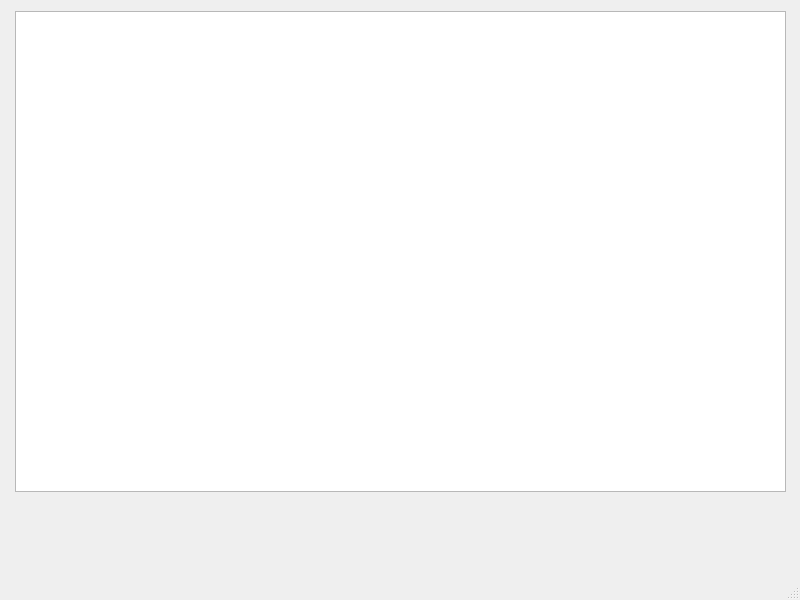
First picture: the form in model.ui, repository Vorlogg/ManagePasswords, before the edit.
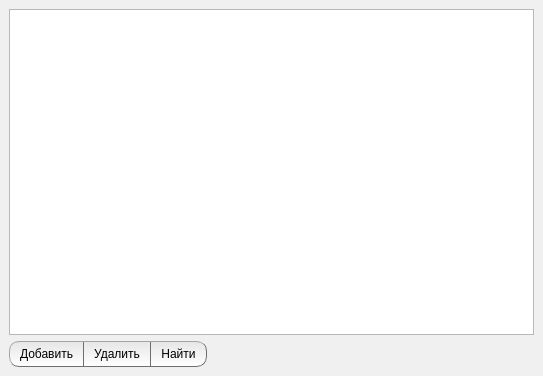
Second picture: the form after the edit.

The edit to the form file:
```diff
--- a/model.ui
+++ b/model.ui
@@ -6,36 +6,232 @@
    <rect>
     <x>0</x>
     <y>0</y>
-    <width>800</width>
-    <height>600</height>
+    <width>543</width>
+    <height>376</height>
    </rect>
   </property>
   <property name="windowTitle">
-   <string>MainWindow</string>
+   <string>Учет материалов</string>
+  </property>
+  <property name="styleSheet">
+   <string notr="true">QMainWindow {
+	background-color: rgb(240, 240, 240);
+}</string>
   </property>
   <widget class="QWidget" name="centralwidget">
-   <widget class="QTableWidget" name="tableWidget">
-    <property name="geometry">
-     <rect>
-      <x>15</x>
-      <y>11</y>
-      <width>771</width>
-      <height>481</height>
-     </rect>
-    </property>
-   </widget>
+   <layout class="QVBoxLayout" name="verticalLayout">
+    <item>
+     <widget class="QTableWidget" name="tableWidget">
+      <property name="minimumSize">
+       <size>
+        <width>0</width>
+        <height>0</height>
+       </size>
+      </property>
+      <property name="styleSheet">
+       <string notr="true">gridline-color: rgb(160, 160, 160);
+selection-background-color: rgb(230, 230, 230);
+selection-color: rgb(0, 0, 0);</string>
+      </property>
+      <property name="frameShape">
+       <enum>QFrame::StyledPanel</enum>
+      </property>
+      <property name="frameShadow">
+       <enum>QFrame::Plain</enum>
+      </property>
+      <property name="lineWidth">
+       <number>1</number>
+      </property>
+      <property name="midLineWidth">
+       <number>0</number>
+      </property>
+      <property name="gridStyle">
+       <enum>Qt::CustomDashLine</enum>
+      </property>
+      <property name="sortingEnabled">
+       <bool>false</bool>
+      </property>
+      <attribute name="horizontalHeaderVisible">
+       <bool>true</bool>
+      </attribute>
+      <attribute name="verticalHeaderVisible">
+       <bool>false</bool>
+      </attribute>
+     </widget>
+    </item>
+    <item>
+     <layout class="QHBoxLayout" name="horizontalLayout">
+      <property name="spacing">
+       <number>0</number>
+      </property>
+      <item>
+       <widget class="QPushButton" name="pushButton_1">
+        <property name="sizePolicy">
+         <sizepolicy hsizetype="Fixed" vsizetype="Fixed">
+          <horstretch>0</horstretch>
+          <verstretch>0</verstretch>
+         </sizepolicy>
+        </property>
+        <property name="minimumSize">
+         <size>
+          <width>0</width>
+          <height>0</height>
+         </size>
+        </property>
+        <property name="maximumSize">
+         <size>
+          <width>16777215</width>
+          <height>16777215</height>
+         </size>
+        </property>
+        <property name="cursor">
+         <cursorShape>PointingHandCursor</cursorShape>
+        </property>
+        <property name="styleSheet">
+         <string notr="true">QPushButton {
+	padding-top: 5px;
+	padding-bottom: 5px;
+	padding-left: 10px;
+	padding-right: 10px;
+    background-color:  qlineargradient(spread:pad, x1:1, y1:0, x2:1, y2:1, stop:0 rgba(230, 230, 230, 255), stop:1 rgba(255, 255, 255, 255));
+    border-style: outset;
+    border-top-left-radius: 10;
+    border-bottom-left-radius: 10;
+    border-width: 1px;
+    border-color: rgb(110, 110, 110);
+}
+
+QPushButton:hover {
+    background-color:rgb(220,220,220);
+ }
+
+QPushButton:pressed {
+    background-color:rgb(200,200,200);
+ }</string>
+        </property>
+        <property name="text">
+         <string>Добавить</string>
+        </property>
+       </widget>
+      </item>
+      <item>
+       <widget class="QPushButton" name="pushButton_2">
+        <property name="sizePolicy">
+         <sizepolicy hsizetype="Fixed" vsizetype="Fixed">
+          <horstretch>0</horstretch>
+          <verstretch>0</verstretch>
+         </sizepolicy>
+        </property>
+        <property name="minimumSize">
+         <size>
+          <width>0</width>
+          <height>0</height>
+         </size>
+        </property>
+        <property name="maximumSize">
+         <size>
+          <width>16777215</width>
+          <height>16777215</height>
+         </size>
+        </property>
+        <property name="cursor">
+         <cursorShape>PointingHandCursor</cursorShape>
+        </property>
+        <property name="styleSheet">
+         <string notr="true">QPushButton {
+	padding-top: 5px;
+	padding-bottom: 5px;
+	padding-left: 10px;
+	padding-right: 10px;
+    background-color:  qlineargradient(spread:pad, x1:1, y1:0, x2:1, y2:1, stop:0 rgba(230, 230, 230, 255), stop:1 rgba(255, 255, 255, 255));
+    border-style: outset;
+    border-top-width: 1px;
+	border-bottom-width: 1px;
+	border-right-width: 1px;
+    border-color: rgb(110, 110, 110);
+}
+
+QPushButton:hover {
+    background-color:rgb(220,220,220);
+ }
+
+QPushButton:pressed {
+    background-color:rgb(200,200,200);
+ }</string>
+        </property>
+        <property name="text">
+         <string>Удалить</string>
+        </property>
+       </widget>
+      </item>
+      <item>
+       <widget class="QPushButton" name="pushButton_3">
+        <property name="sizePolicy">
+         <sizepolicy hsizetype="Fixed" vsizetype="Fixed">
+          <horstretch>0</horstretch>
+          <verstretch>0</verstretch>
+         </sizepolicy>
+        </property>
+        <property name="minimumSize">
+         <size>
+          <width>0</width>
+          <height>0</height>
+         </size>
+        </property>
+        <property name="maximumSize">
+         <size>
+          <width>16777215</width>
+          <height>16777215</height>
+         </size>
+        </property>
+        <property name="cursor">
+         <cursorShape>PointingHandCursor</cursorShape>
+        </property>
+        <property name="styleSheet">
+         <string notr="true">QPushButton {
+	padding-top: 5px;
+	padding-bottom: 5px;
+	padding-left: 10px;
+	padding-right: 10px;
+    background-color:  qlineargradient(spread:pad, x1:1, y1:0, x2:1, y2:1, stop:0 rgba(230, 230, 230, 255), stop:1 rgba(255, 255, 255, 255));
+    border-style: outset;
+    border-top-right-radius: 10;
+    border-bottom-right-radius: 10;
+    border-width: 1px;
+	border-left-width: 0px;
+    border-color: rgb(110, 110, 110);
+}
+
+QPushButton:hover {
+    background-color:rgb(220,220,220);
+ }
+
+QPushButton:pressed {
+    background-color:rgb(200,200,200);
+ }</string>
+        </property>
+        <property name="text">
+         <string>Найти</string>
+        </property>
+       </widget>
+      </item>
+      <item>
+       <spacer name="horizontalSpacer">
+        <property name="orientation">
+         <enum>Qt::Horizontal</enum>
+        </property>
+        <property name="sizeHint" stdset="0">
+         <size>
+          <width>40</width>
+          <height>20</height>
+         </size>
+        </property>
+       </spacer>
+      </item>
+     </layout>
+    </item>
+   </layout>
   </widget>
-  <widget class="QMenuBar" name="menubar">
-   <property name="geometry">
-    <rect>
-     <x>0</x>
-     <y>0</y>
-     <width>800</width>
-     <height>21</height>
-    </rect>
-   </property>
-  </widget>
-  <widget class="QStatusBar" name="statusbar"/>
  </widget>
  <resources/>
  <connections/>
```
